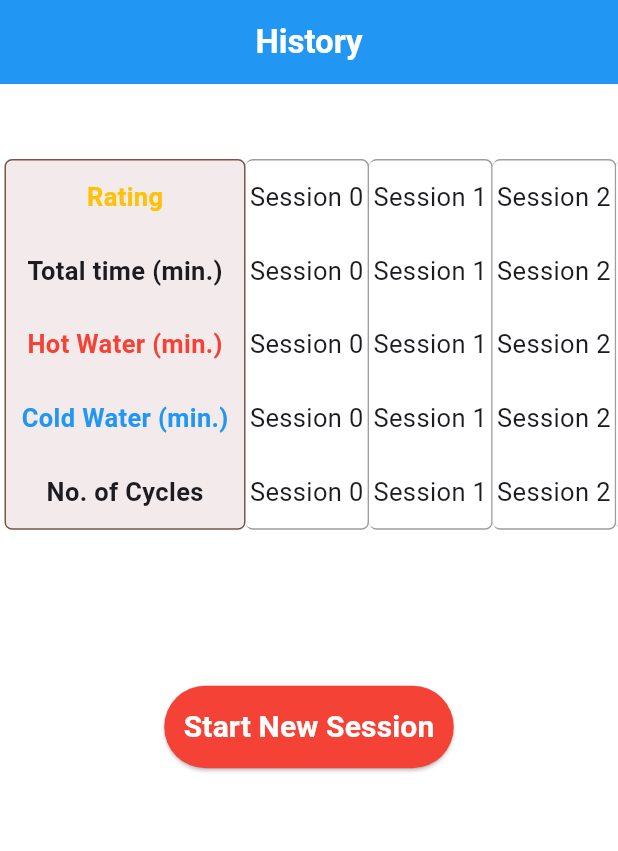
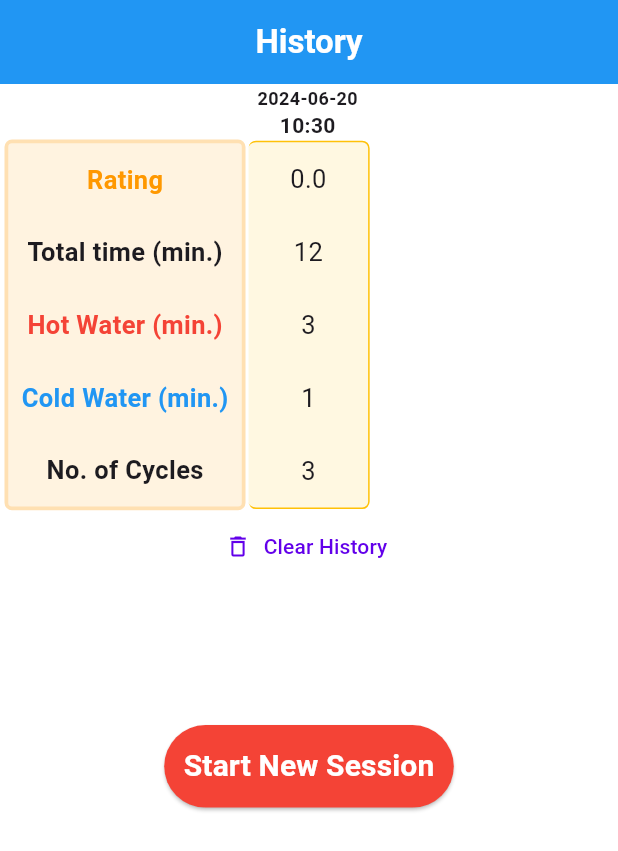
Before and after one commit to AlisherKamolov2005/contrast_shower, a Flutter app: the SessionSummary screen opened directly, after a tap on the "home" icon, on a phone screen of 412 x 824 dp. Shown: the top 851 px of the screen. Run offline on Flutter 3.47's test engine with Material 3 defaults, Android fonts, the light colour scheme and no system bars; drawn by our look-alikes of auto_size_text; our stand-ins replace flutter_rating_bar, flutter_riverpod, hive, hive_flutter; accounts and stored records are empty; generated files the repository leaves out were written again.

Commit message:
Ready but without Animation

```diff
--- a/lib/main.dart
+++ b/lib/main.dart
@@ -16,14 +16,6 @@ void main() async {
     child: MyApp(),
   ));
 }
-
-// class UserPreferences {
-//   String hotWaterDuration;
-//   String coldWaterDuration;
-//   String numberOfCycles;
-
-//   UserPreferences(this.hotWaterDuration, this.coldWaterDuration, this.numberOfCycles);
-// }
 
 class MyApp extends StatelessWidget {
   const MyApp({super.key});
@@ -49,11 +41,29 @@ class HistoryPage extends StatefulWidget {
 }
 
 class _HistoryPageState extends State<HistoryPage> {
+  late ScrollController _scrollController;
+  @override
+  void initState() {
+    super.initState();
+
+    _scrollController = ScrollController();
+
+    WidgetsBinding.instance.addPostFrameCallback((_) {
+      _scrollToEnd();
+    });
+  }
+
+  void _scrollToEnd() {
+    _scrollController.jumpTo(_scrollController.position.maxScrollExtent);
+  }
+
+
+
   @override
   Widget build(BuildContext context) {
-    final items = List<String>.generate(10, (i) => 'Session $i');
     final screenHeight = MediaQuery.of(context).size.height;
     final screenWidth = MediaQuery.of(context).size.width;
+    var keys = boxSessions.keys.toList();
     return Scaffold(
       resizeToAvoidBottomInset: false,
 
@@ -71,57 +81,59 @@ class _HistoryPageState extends State<HistoryPage> {
         backgroundColor: Colors.blue,
       ),
       body: Column(
-        //fit: StackFit.expand,
         children: [
           Row(
             children: [
               Padding(
-                padding: const EdgeInsets.only(top: 50, left: 3),
+                padding: const EdgeInsets.only(top: 37, left: 3),
                 child: Container(
-                  ///alignment: Alignment.topLeft,
                   decoration: BoxDecoration(
-                    border: Border.all(width: 1, color: Colors.brown),
+                    border: Border.all(width: 2.5, color: Colors.orange.shade100),
                     borderRadius: BorderRadius.circular(5),
-                    color: const Color.fromARGB(255, 243, 235, 235),
+                    color: Colors.orange.shade50,
                   ),
-                  height: screenHeight * 0.30,// 260,
+                  height: screenHeight * 0.30,
                   width: screenWidth * 0.39,
-                  //width: 155,
+
                   child: const Column(
                     mainAxisAlignment: MainAxisAlignment.spaceAround,
                     children: [
-                      Text(
+                      AutoSizeText(
                         'Rating',
                         style: TextStyle(
                           fontWeight: FontWeight.bold,
-                          color: Colors.amber,
+                          color: Colors.orange,
                           fontSize: 17,
                         ),
+                        maxLines: 1,
                       ),
-                      Text(
+                      AutoSizeText(
                         'Total time (min.)',
                         style: TextStyle(
                           fontWeight: FontWeight.bold,
                           fontSize: 17,
                         ),
+                        maxLines: 1,
                       ),
-                      Text(
+                      AutoSizeText(
                         'Hot Water (min.)',
                         style: TextStyle(
                           fontWeight: FontWeight.bold,
                           color: Colors.red,
                           fontSize: 17,
                         ),
+                        maxLines: 1,
                       ),
-                      Text(
+                      AutoSizeText(
                         'Cold Water (min.)',
                         style: TextStyle(
                           fontWeight: FontWeight.bold,
                           color: Colors.blue,
                           fontSize: 17,
                         ),
+                        maxLines: 1,
                       ),
-                      Text(
+                      AutoSizeText(
                         'No. of Cycles',
                         style: TextStyle(
                           fontWeight: FontWeight.bold,
@@ -133,58 +145,87 @@ class _HistoryPageState extends State<HistoryPage> {
                 ),
               ),
               Expanded(
-                child: Padding(
-                  padding: const EdgeInsets.only(top: 50.0),
                 child: SizedBox(
-                    height: screenHeight * 0.30,
+                  height: screenHeight * 0.343,
                   child: ListView.builder(
+                    controller: _scrollController,
                     scrollDirection: Axis.horizontal,
-                      itemCount: items.length,
+                    itemCount: boxSessions.length,
                     itemBuilder: (context, index) {
-                        return Container(
+                      WidgetsBinding.instance.addPostFrameCallback((_) {
+                        setState(() {});
+                      });
+                      Sessionshistory sessionshistory =
+                          boxSessions.getAt(index);
+                      return Column(
+                        children: [
+                          ///key of a Hive database object
+                          ///Date of completing session
+                          AutoSizeText(
+                            keys[index].substring(0, 10),
+                            maxLines: 1,
+                            style: const TextStyle(
+                              fontWeight: FontWeight.bold,
+                              fontSize: 12,
+                            ),
+                          ),
+                          AutoSizeText(
+                            keys[index].substring(11, 16),
+                            maxLines: 1,
+                            style: const TextStyle(
+                              fontWeight: FontWeight.bold,
+                            ),
+                          ),
+                          Expanded(
+                            child: Container(
                               decoration: BoxDecoration(
                                 border: const Border(
-                              right: BorderSide(color: Colors.grey),
-                              top: BorderSide(color: Colors.grey),
-                              bottom: BorderSide(color: Colors.grey),
+                                  right: BorderSide(color: Colors.amber),
+                                  top: BorderSide(color: Colors.amber),
+                                  bottom: BorderSide(color: Colors.amber),
                                 ),
                                 borderRadius: BorderRadius.circular(5),
-                            color: Colors.white,
+                                color: Colors.amber.shade50,
                               ),
-                          width: screenWidth * 0.2,
+                              width: screenWidth * 0.196,
+                              margin: const EdgeInsets.only(left: 2),
                               child: Column(
-                            mainAxisAlignment: MainAxisAlignment.spaceAround,
+                                mainAxisAlignment:
+                                    MainAxisAlignment.spaceAround,
                                 children: [
                                   AutoSizeText(
-                                items[index],
+                                    sessionshistory.historyRating.toString(),
                                     style: const TextStyle(
                                       fontSize: 17,
                                     ),
                                     maxLines: 1,
                                   ),
                                   AutoSizeText(
-                                items[index],
+                                    sessionshistory.historyTotalTime.toString(),
                                     style: const TextStyle(
                                       fontSize: 17,
                                     ),
                                     maxLines: 1,
                                   ),
                                   AutoSizeText(
-                                items[index],
+                                    sessionshistory.historyHotWaterDuration
+                                        .toString(),
                                     style: const TextStyle(
                                       fontSize: 17,
                                     ),
                                     maxLines: 1,
                                   ),
                                   AutoSizeText(
-                                items[index],
+                                    sessionshistory.historyColdWaterDuration
+                                        .toString(),
                                     style: const TextStyle(
                                       fontSize: 17,
                                     ),
                                     maxLines: 1,
                                   ),
                                   AutoSizeText(
-                                items[index],
+                                    sessionshistory.historyNumberOfCycles
+                                        .toString(),
                                     style: const TextStyle(
                                       fontSize: 17,
                                     ),
@@ -192,22 +233,42 @@ class _HistoryPageState extends State<HistoryPage> {
                                   ),
                                 ],
                               ),
+                            ),
+                          ),
+                        ],
                       );
                     },
                   ),
                 ),
               ),
+            ],
           ),
-            ],
+          TextButton.icon(
+            onPressed: () {
+              setState(() {
+                boxSessions.clear();
+              });
+            },
+            style: ButtonStyle(
+                iconColor:
+                    WidgetStatePropertyAll(Colors.deepPurpleAccent[700])),
+            icon: const Icon(Icons.delete_outline),
+            label: Text(
+              'Clear History',
+              style: TextStyle(
+                color: Colors.deepPurpleAccent[700],
+              ),
+            ),
           ),
           Expanded(
             child: Align(
-              alignment: Alignment(0.0, -0.5),
+              alignment: const Alignment(0.0, -0.5),
               child: ElevatedButton(
                 onPressed: () {
                   Navigator.push(
                     context,
-                    MaterialPageRoute(builder: (context) => const TimingWidget()),
+                    MaterialPageRoute(
+                        builder: (context) => const TimingWidget()),
                   );
                 },
                 style: ButtonStyle(
--- a/lib/views/contrast_shower_session.dart
+++ b/lib/views/contrast_shower_session.dart
@@ -35,9 +35,10 @@ class _ContrastShowerCycleState extends ConsumerState<ContrastShowerCycle> {
           }
           if (numberOfCycles == cyclePhase * 2) {
             Navigator.pushReplacement(
-              context,
-              MaterialPageRoute(builder: (context) => const SessionSummary()),
-            );
+                context,
+                MaterialPageRoute(
+                  builder: (context) => const SessionSummary()),
+                );
           }
         });
       } else {
@@ -105,7 +106,9 @@ class _ContrastShowerCycleState extends ConsumerState<ContrastShowerCycle> {
     final coldPhase = int.tryParse(ref.read(coldPhaseProvider))! * 60;
     final cyclePhase = int.tryParse(ref.read(cyclesProvider)) ?? 0;
     return Scaffold(
-      resizeToAvoidBottomInset: false, /// Prevents the widget from resizing when the keyboard appears
+      resizeToAvoidBottomInset: false,
+
+      /// Prevents the widget from resizing when the keyboard appears
       body: Stack(
         children: [
           /// Ongoing Phase: Hot Water
@@ -195,11 +198,7 @@ class _ContrastShowerCycleState extends ConsumerState<ContrastShowerCycle> {
                       _isRunning = false;
                       _timer?.cancel();
 
-                      Navigator.pop(
-                        context,
-                        MaterialPageRoute(
-                            builder: (context) => const TimingWidget()),
-                      );
+                      Navigator.pop(context);
                     },
                     icon: const Icon(
                       Icons.close,
@@ -363,11 +362,7 @@ class _ContrastShowerCycleState extends ConsumerState<ContrastShowerCycle> {
                         _isRunning = false;
                         _timer?.cancel();
 
-                        Navigator.pop(
-                          context,
-                          MaterialPageRoute(
-                              builder: (context) => const TimingWidget()),
-                        );
+                        Navigator.pop(context);
                       },
                       icon: const Icon(
                         Icons.close,
--- a/lib/views/session_summary.dart
+++ b/lib/views/session_summary.dart
@@ -8,34 +8,51 @@ import 'package:flutter_riverpod/flutter_riverpod.dart';
 import 'package:flutter_rating_bar/flutter_rating_bar.dart';
 import 'package:intl/intl.dart';
 
-class SessionSummary extends ConsumerWidget {
+class SessionSummary extends ConsumerStatefulWidget {
   const SessionSummary({super.key});
 
   @override
-  Widget build(BuildContext context, WidgetRef ref) {
+  _SessionSummary createState() => _SessionSummary();
+}
+
+class _SessionSummary extends ConsumerState<SessionSummary> {
+  String formattedDate = '';
+  double sessionRating = 0;
+
+  @override
+  void initState() {
+    super.initState();
+
     final hotPhase = int.tryParse(ref.read(hotPhaseProvider))!;
     final coldPhase = int.tryParse(ref.read(coldPhaseProvider))!;
     final cyclePhase = int.tryParse(ref.read(cyclesProvider)) ?? 0;
-    double sessionRating = 0;
+
     DateTime now = DateTime.now();
-    DateTime todayWithHourAndMinute =
-        DateTime(now.year, now.month, now.day, now.hour, now.minute);
-    String formattedDate = DateFormat('yyyy-MM-dd HH:mm').format(todayWithHourAndMinute);
+    DateTime todayWithHourAndMinute = DateTime(
+        now.year, now.month, now.day, now.hour, now.minute, now.second);
+    formattedDate =
+        DateFormat('yyyy-MM-dd HH:mm:ss').format(todayWithHourAndMinute);
 
     boxSessions.put(
         formattedDate,
-          Sessionshistory(
+        Sessionshistory (
             historyTotalTime: (hotPhase + coldPhase) * cyclePhase,
             historyHotWaterDuration: hotPhase,
             historyColdWaterDuration: coldPhase,
             historyNumberOfCycles: cyclePhase,
             historyRating: sessionRating));
-    ///Default value
-    // final _mybox = Hive.box('mybox');
-    //_mybox.put();
+  }
+
+  @override
+  Widget build(BuildContext context) {
+    final hotPhase = int.tryParse(ref.read(hotPhaseProvider))!;
+    final coldPhase = int.tryParse(ref.read(coldPhaseProvider))!;
+    final cyclePhase = int.tryParse(ref.read(cyclesProvider)) ?? 0;
 
     return Scaffold(
-      resizeToAvoidBottomInset: false, /// Prevents the widget from resizing when the keyboard appears
+      resizeToAvoidBottomInset: false,
+
+      /// Prevents the widget from resizing when the keyboard appears
       backgroundColor: Colors.white,
       appBar: AppBar(
         centerTitle: true,
@@ -45,7 +62,7 @@ class SessionSummary extends ConsumerWidget {
               color: Colors.black, fontWeight: FontWeight.bold, fontSize: 25),
         ),
         backgroundColor: const Color.fromARGB(255, 230, 230, 230),
-        automaticallyImplyLeading: false,
+        //automaticallyImplyLeading: false,
       ),
       body: Stack(
         fit: StackFit.expand,
@@ -245,7 +262,18 @@ class SessionSummary extends ConsumerWidget {
                 itemSize: 48,
                 itemPadding: const EdgeInsets.symmetric(horizontal: 5.0),
                 onRatingUpdate: (double value) {
+                  setState(() {
                     sessionRating = value;
+                  });
+
+                  boxSessions.put(
+                    formattedDate,
+                    Sessionshistory (
+                        historyTotalTime: (hotPhase + coldPhase) * cyclePhase,
+                        historyHotWaterDuration: hotPhase,
+                        historyColdWaterDuration: coldPhase,
+                        historyNumberOfCycles: cyclePhase,
+                        historyRating: sessionRating));
                 },
                 ratingWidget: RatingWidget(
                   full: const Icon(
@@ -269,20 +297,16 @@ class SessionSummary extends ConsumerWidget {
               child: FloatingActionButton(
                   backgroundColor: const Color.fromARGB(255, 230, 230, 230),
                   onPressed: () {
-                    Navigator.pushAndRemoveUntil(context,
-                        MaterialPageRoute(builder: (context) => const HistoryPage()), (route) => false);
+                    Navigator.pushAndRemoveUntil(
+                        context,
+                        MaterialPageRoute(
+                            builder: (context) => const HistoryPage()),
+                        (route) => false);
                   },
                   child: const Icon(
                     Icons.home,
                     size: 40,
                   )
-                  //const Text(
-                  //   'Home',
-                  //   style: TextStyle(
-                  //     fontSize: 30,
-                  //     color: Colors.black,
-                  //   ),
-                  // ),
                   ),
             ),
           ),
```
Also changed, not shown: 1 other file. Lines whose indentation alone changed are shown as unchanged.
